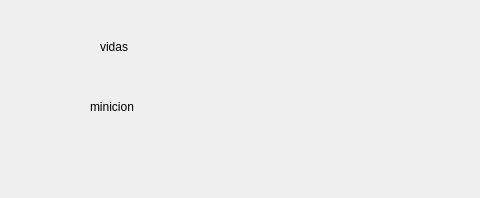
Qt form Videojuego/menupausa.ui (Pablo9925/Proyecto_Final_Info) before a commit.
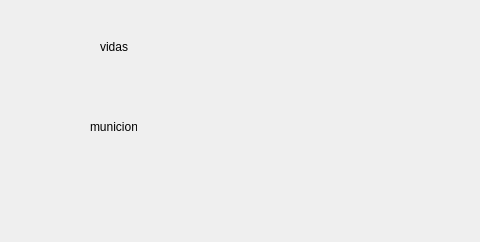
The same form after that commit. Icons and pictures are not drawn.

What changed in the file:
```diff
--- a/Videojuego/menupausa.ui
+++ b/Videojuego/menupausa.ui
@@ -7,12 +7,15 @@
     <x>0</x>
     <y>0</y>
     <width>480</width>
-    <height>198</height>
+    <height>242</height>
    </rect>
   </property>
   <property name="windowTitle">
    <string>Form</string>
   </property>
+  <property name="styleSheet">
+   <string notr="true">Background-image:url(:/escena/fondo.jpg)</string>
+  </property>
   <widget class="QLabel" name="label">
    <property name="geometry">
     <rect>
@@ -43,24 +46,30 @@
    <property name="geometry">
     <rect>
      <x>90</x>
-     <y>100</y>
+     <y>120</y>
      <width>47</width>
      <height>14</height>
     </rect>
    </property>
+   <property name="styleSheet">
+    <string notr="true">Background-image:url(:/sprites personaje/Dead (5).png)</string>
+   </property>
    <property name="text">
-    <string>minicion</string>
+    <string>municion</string>
    </property>
   </widget>
   <widget class="QLabel" name="municion">
    <property name="geometry">
     <rect>
-     <x>240</x>
-     <y>100</y>
+     <x>250</x>
+     <y>120</y>
      <width>47</width>
      <height>14</height>
     </rect>
    </property>
+   <property name="styleSheet">
+    <string notr="true">Background-image:url(:/sprites personaje/Dead (5).png)</string>
+   </property>
    <property name="text">
     <string/>
    </property>
```
Left out of the diff: 6 changed lines with no effect on the pictures.
